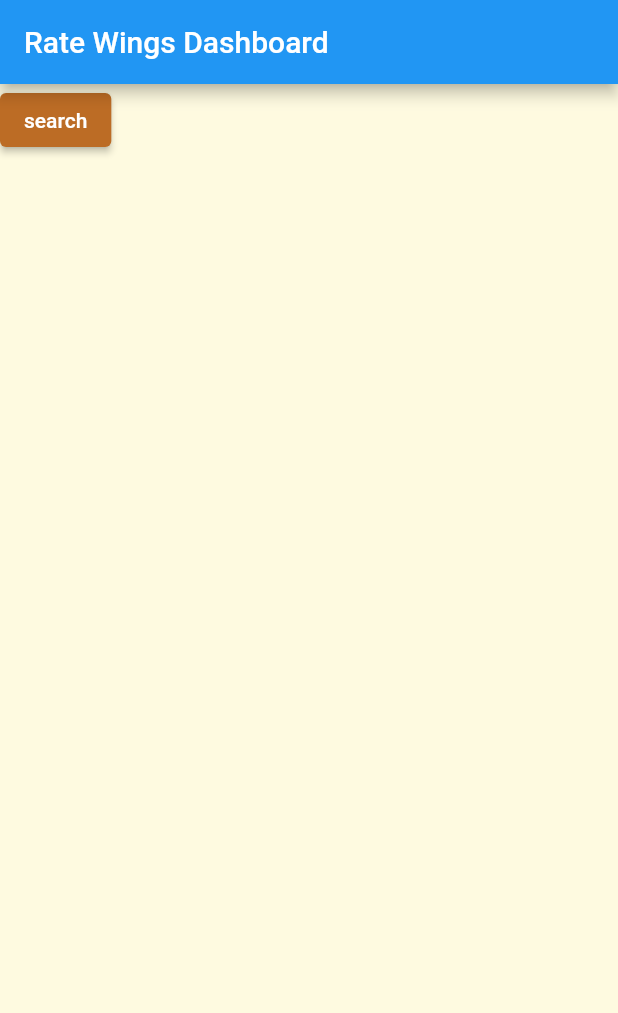
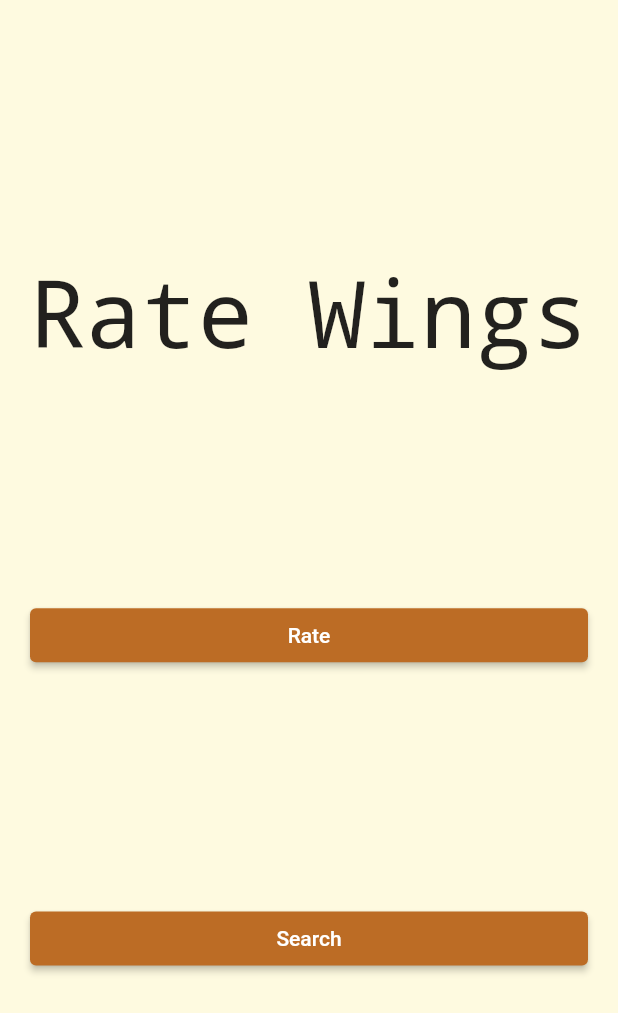
Before and after one commit to mampersat/ratewings_2022, a Flutter app: the screen it shows after launch, on a phone screen of 412 x 824 dp. Shown: the top 1013 px of the screen. Run offline on Flutter 3.47's test engine with Material 2 defaults, Android fonts, the phone set to English and light mode, and no system bars; our stand-ins replace cloud_firestore, firebase_core; accounts and stored records are empty.

Commit message:
layout: padding and centering

```diff
--- a/lib/screens/dashboard_screen.dart
+++ b/lib/screens/dashboard_screen.dart
@@ -1,3 +1,4 @@
+import 'package:flutter/cupertino.dart';
 import 'package:flutter/material.dart';
 import 'package:provider/provider.dart';
 import 'package:ratewings/models/ratings.dart';
@@ -19,13 +20,33 @@ class _DashboardScreenState extends State<DashboardScreen> {
     return Consumer<Ratings>(
       builder: (context, ratings, child) {
         return Scaffold(
-            appBar: AppBar( title: Text('Rate Wings Dashboard')),
-            body:
-              ElevatedButton(onPressed : () {
-                ratings.get();
-                Navigator.pushNamed(context, '/s');},
-                  child: Text('search'))
-        );
+            body: Center(
+              child: Padding(
+                padding: EdgeInsets.all(20.0),
+                child: Column(
+                  mainAxisAlignment: MainAxisAlignment.spaceEvenly,
+                  crossAxisAlignment: CrossAxisAlignment.stretch,
+                  children: [
+
+                    FittedBox(
+                        fit:BoxFit.cover,
+                        child: Text('Rate Wings',
+                            style: TextStyle(fontFamily: 'Courier'))
+                    ),
+                    ElevatedButton(onPressed : () {
+                      ratings.get();
+                      Navigator.pushNamed(context, '/n');},
+                        child: Text('Rate')),
+                    ElevatedButton(onPressed : () {
+                      ratings.get();
+                      Navigator.pushNamed(context, '/s');},
+                      child: Text('Search')),
+                ]
+        ),
+              ),
+            )
+
+            );
       }
     );
   }
--- a/lib/screens/search_screen.dart
+++ b/lib/screens/search_screen.dart
@@ -15,7 +15,9 @@ class _SearchScreenState extends State<SearchScreen> {
     Widget build(BuildContext context) {
     return Scaffold(
         appBar: AppBar( title: Text('Search Results')),
-        body: Consumer<Ratings>(
+        body: Padding(
+          padding: EdgeInsets.all(10.0),
+          child: Consumer<Ratings>(
                 builder: (context, ratings, child) {
                   if (ratings.data.length == 0) {
                     return( Text("No results (or loading)"));
@@ -35,6 +37,7 @@ class _SearchScreenState extends State<SearchScreen> {
 
                   );
                 }),
+        ),
       );
   }
 }
```
Lines whose indentation alone changed are shown as unchanged.
